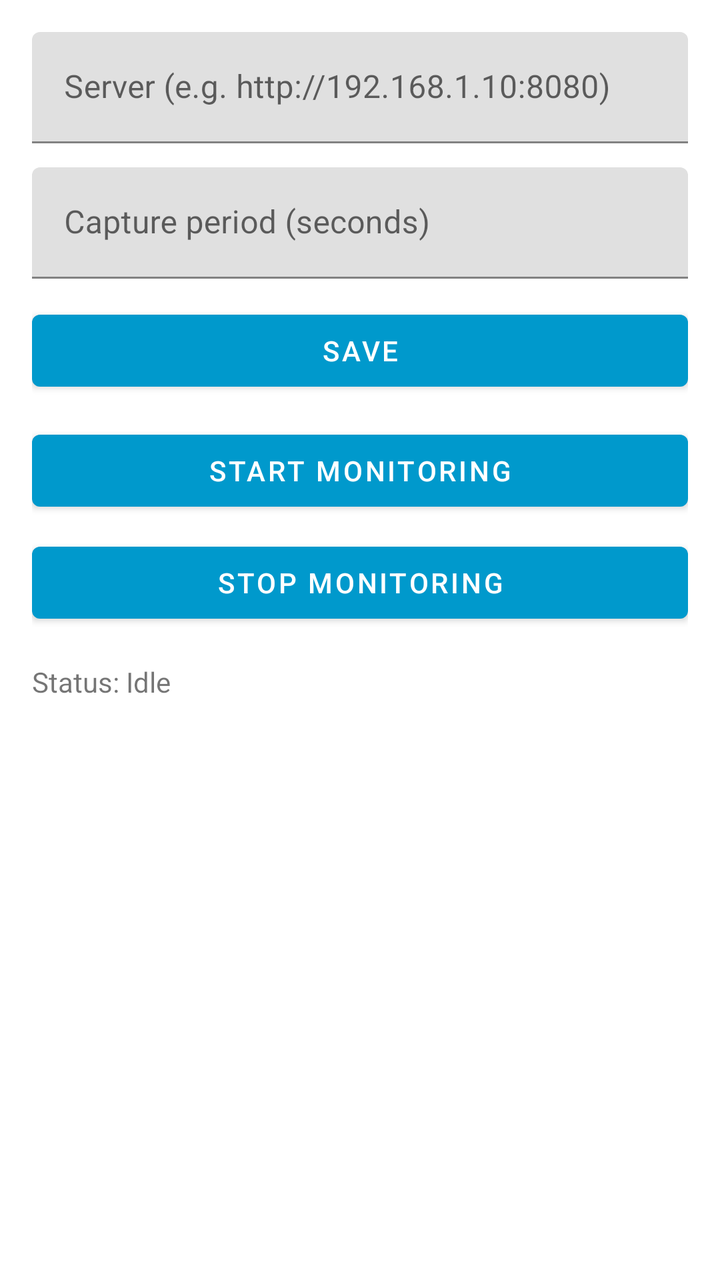
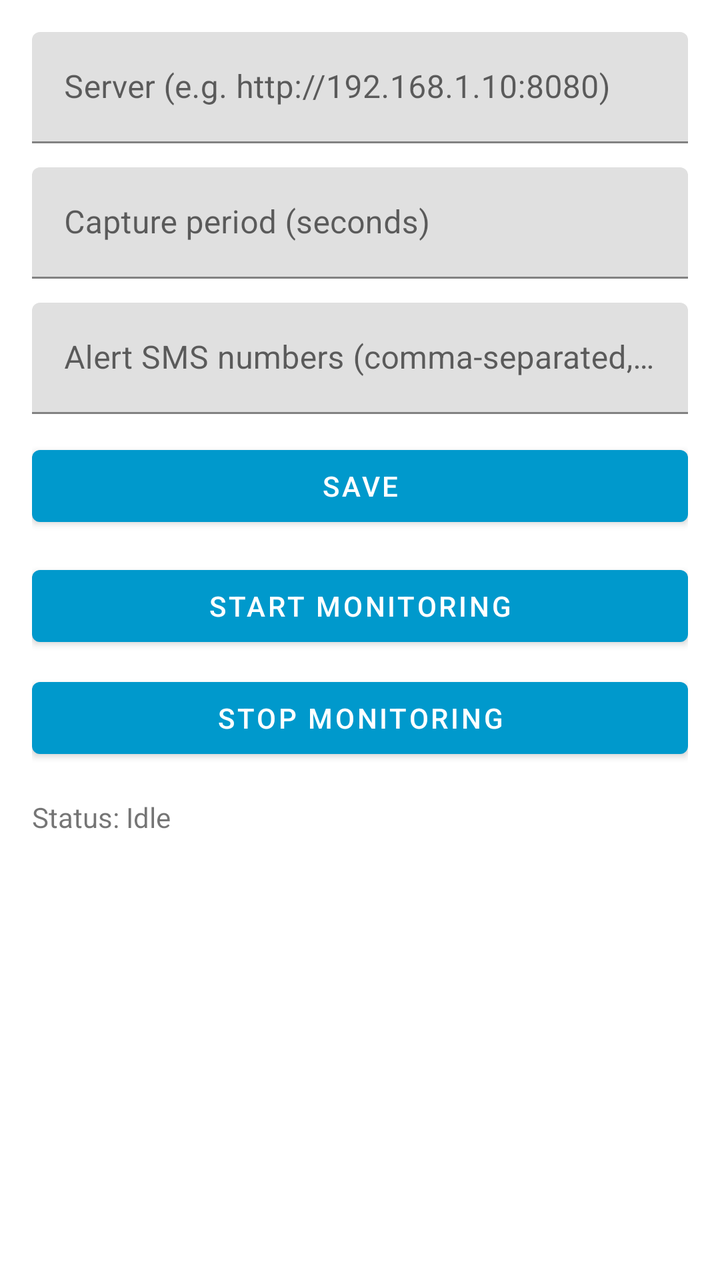

Compare the two renders of this Android layout. The source of the first and the diff that turns it into the second are given below.
<!-- AndroidManifest.xml: application theme Theme.Parkiroid -->
<!-- res/layout/activity_main.xml -->
<?xml version="1.0" encoding="utf-8"?>
<ScrollView xmlns:android="http://schemas.android.com/apk/res/android"
    xmlns:app="http://schemas.android.com/apk/res-auto"
    android:layout_width="match_parent"
    android:layout_height="match_parent"
    android:padding="16dp">

    <LinearLayout
        android:layout_width="match_parent"
        android:layout_height="wrap_content"
        android:orientation="vertical">

        <com.google.android.material.textfield.TextInputLayout
            android:layout_width="match_parent"
            android:layout_height="wrap_content"
            android:hint="@string/server_base_url">

            <com.google.android.material.textfield.TextInputEditText
                android:id="@+id/serverInput"
                android:layout_width="match_parent"
                android:layout_height="wrap_content"
                android:inputType="textUri" />
        </com.google.android.material.textfield.TextInputLayout>

        <com.google.android.material.textfield.TextInputLayout
            android:layout_width="match_parent"
            android:layout_height="wrap_content"
            android:layout_marginTop="12dp"
            android:hint="@string/capture_period">

            <com.google.android.material.textfield.TextInputEditText
                android:id="@+id/periodInput"
                android:layout_width="match_parent"
                android:layout_height="wrap_content"
                android:inputType="number" />
        </com.google.android.material.textfield.TextInputLayout>

        <Button
            android:id="@+id/saveBtn"
            android:layout_width="match_parent"
            android:layout_height="wrap_content"
            android:layout_marginTop="12dp"
            android:text="@string/save" />

        <Button
            android:id="@+id/startBtn"
            android:layout_width="match_parent"
            android:layout_height="wrap_content"
            android:layout_marginTop="12dp"
            android:text="@string/start" />

        <Button
            android:id="@+id/stopBtn"
            android:layout_width="match_parent"
            android:layout_height="wrap_content"
            android:layout_marginTop="8dp"
            android:text="@string/stop" />

        <TextView
            android:id="@+id/statusTxt"
            android:layout_width="match_parent"
            android:layout_height="wrap_content"
            android:layout_marginTop="16dp"
            android:text="@string/status_idle" />
    </LinearLayout>
</ScrollView>
<!-- resources referenced by this layout -->
<resources>
  <string name="capture_period">Capture period (seconds)</string>
  <string name="save">Save</string>
  <string name="server_base_url">Server (e.g. http://192.168.1.10:8080)</string>
  <string name="start">Start Monitoring</string>
  <string name="status_idle">Status: Idle</string>
  <string name="stop">Stop Monitoring</string>
  <style name="Theme.Parkiroid" parent="Theme.MaterialComponents.DayNight.NoActionBar">
          <item name="colorPrimary">@android:color/holo_blue_dark</item>
      </style>
</resources>

<!-- the commit's change to res/layout/activity_main.xml (unified diff, before → after) -->
@@ -35,6 +35,19 @@
                 android:inputType="number" />
         </com.google.android.material.textfield.TextInputLayout>
 
+        <com.google.android.material.textfield.TextInputLayout
+            android:layout_width="match_parent"
+            android:layout_height="wrap_content"
+            android:layout_marginTop="12dp"
+            android:hint="@string/alert_phones">
+
+            <com.google.android.material.textfield.TextInputEditText
+                android:id="@+id/alertPhonesInput"
+                android:layout_width="match_parent"
+                android:layout_height="wrap_content"
+                android:inputType="phone" />
+        </com.google.android.material.textfield.TextInputLayout>
+
         <Button
             android:id="@+id/saveBtn"
             android:layout_width="match_parent"
<!-- resource entries referenced after the edit -->
@@ -1,5 +1,6 @@
 <!-- resources referenced by this layout -->
 <resources>
+  <string name="alert_phones">Alert SMS numbers (comma-separated, optional)</string>
   <string name="capture_period">Capture period (seconds)</string>
   <string name="save">Save</string>
   <string name="server_base_url">Server (e.g. http://192.168.1.10:8080)</string>
